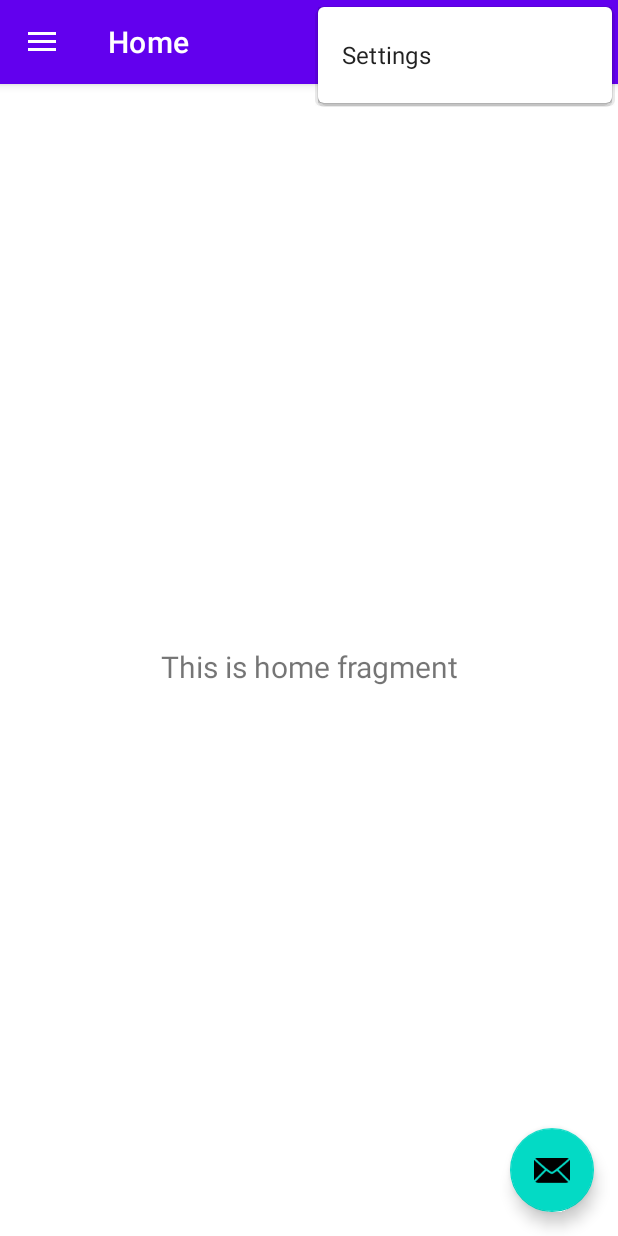
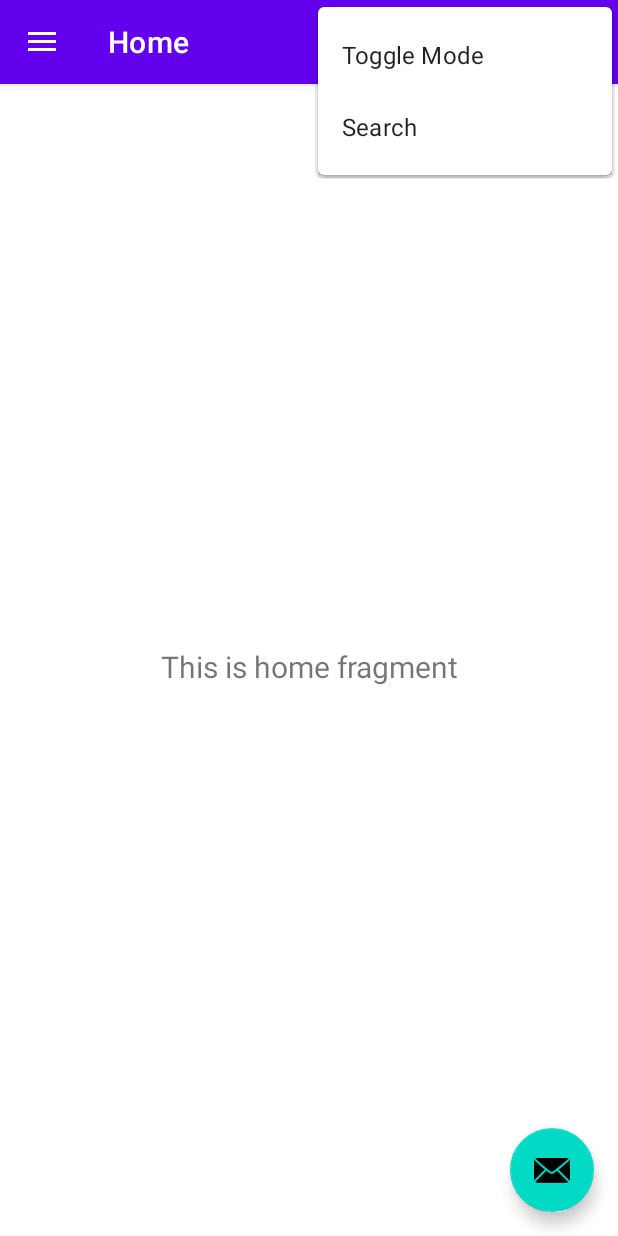
Before and after one commit to KenuthArchibald2545/Projects, an Android app: the ArchibaldActivity9 screen opened directly, with no data from a screen before it, with the options menu open, on a phone screen of 412 x 824 dp. Run offline under Robolectric (Android 15) with nearby library versions, the phone set to English and light mode, and no system bars; our stand-ins replace navigation-ui.

Commit message:
Fifth Commit Option in toolbar adjusted (have to adjust the display to show icon)

```diff
--- /dev/null
+++ b/KenuthLab9/src/main/res/drawable/action_search_24.xml
@@ -0,0 +1,5 @@
+<vector xmlns:android="http://schemas.android.com/apk/res/android" android:height="24dp" android:tint="#000000" android:viewportHeight="24" android:viewportWidth="24" android:width="24dp">
+
+    <path android:fillColor="@android:color/white" android:pathData="M15.5,14h-0.79l-0.28,-0.27C15.41,12.59 16,11.11 16,9.5 16,5.91 13.09,3 9.5,3S3,5.91 3,9.5 5.91,16 9.5,16c1.61,0 3.09,-0.59 4.23,-1.57l0.27,0.28v0.79l5,4.99L20.49,19l-4.99,-5zM9.5,14C7.01,14 5,11.99 5,9.5S7.01,5 9.5,5 14,7.01 14,9.5 11.99,14 9.5,14z"/>
+
+</vector>
--- /dev/null
+++ b/KenuthLab9/src/main/res/drawable/action_toggle_24.xml
@@ -0,0 +1,5 @@
+<vector xmlns:android="http://schemas.android.com/apk/res/android" android:height="24dp" android:tint="#000000" android:viewportHeight="24" android:viewportWidth="24" android:width="24dp">
+
+    <path android:fillColor="@android:color/white" android:pathData="M20,15H4v-2h16V15zM20,17H4v2h16V17zM15,11l5,-3.55L20,5l-5,3.55L10,5L4,8.66L4,11l5.92,-3.61L15,11z"/>
+
+</vector>
--- a/KenuthLab9/src/main/res/menu/main.xml
+++ b/KenuthLab9/src/main/res/menu/main.xml
@@ -2,8 +2,16 @@
 <menu xmlns:android="http://schemas.android.com/apk/res/android"
     xmlns:app="http://schemas.android.com/apk/res-auto">
     <item
-        android:id="@+id/action_settings"
-        android:orderInCategory="100"
-        android:title="@string/action_settings"
+        android:id="@+id/action_search"
+        android:orderInCategory="2"
+        android:title="Search"
+        android:icon="@drawable/action_toggle_24"
         app:showAsAction="never" />
+    <item
+        android:id="@+id/action_toggle"
+        android:orderInCategory="1"
+        android:title="Toggle Mode"
+        android:icon="@drawable/action_search_24"
+        app:showAsAction="never"/>
+
 </menu>
```
